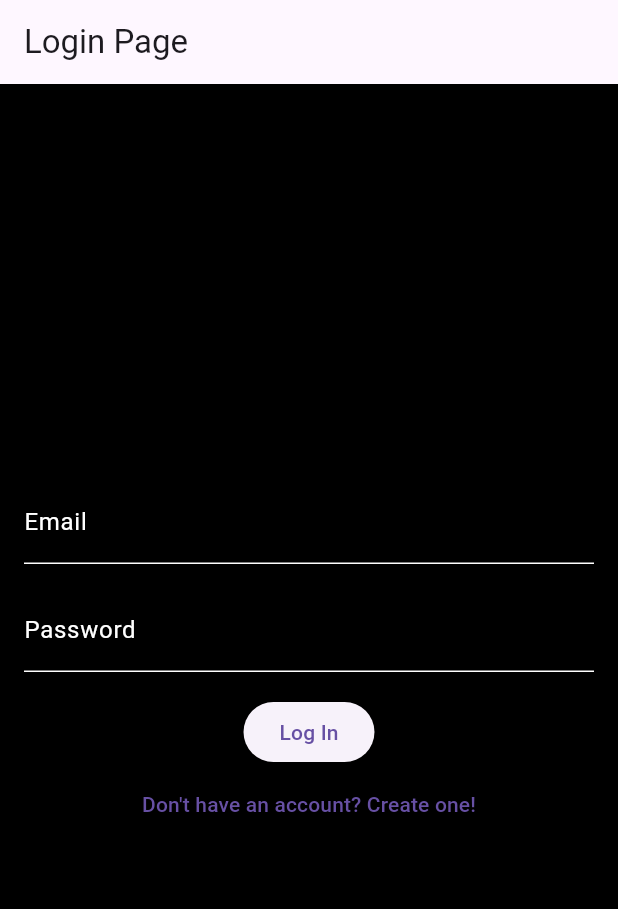
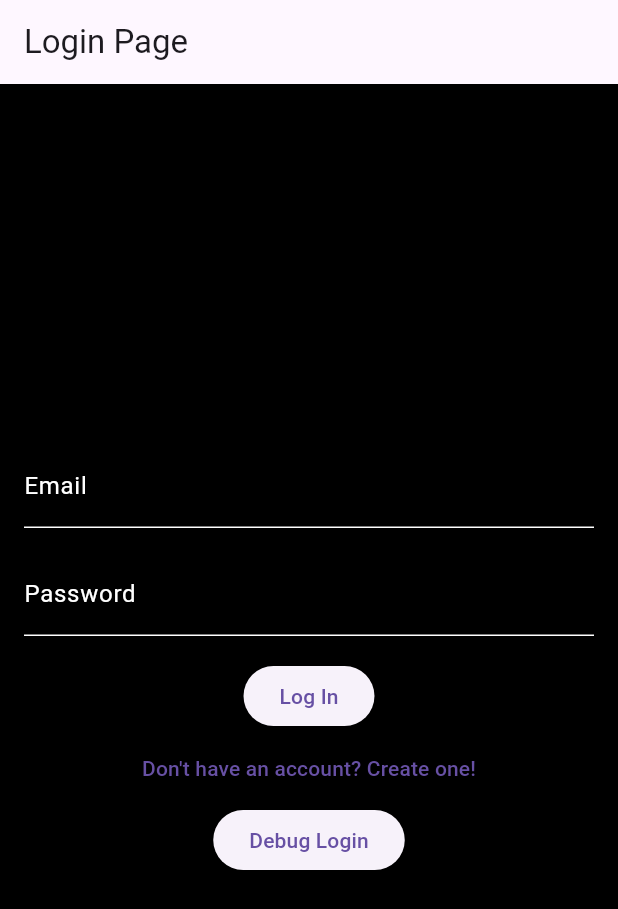
Before and after one commit to NoahTheLee/CSC322_StreakerApp_Final, a Flutter app: the screen it shows after launch, on a phone screen of 412 x 824 dp. Shown: the top 909 px of the screen. Run offline on Flutter 3.47's test engine with Material 3 defaults, Android fonts, the phone set to English and light mode, and no system bars.

Commit message:
Force login button and debug_file.dart added

```diff
--- /dev/null
+++ b/lib/Testing/debug_file.dart
@@ -0,0 +1,8 @@
+import 'package:flutter/material.dart';
+
+Widget debugLogin(void Function() forceLogin) {
+  return ElevatedButton(
+    onPressed: forceLogin,
+    child: const Text('Debug Login'),
+  );
+}
--- a/lib/screens/login pages/login_page.dart
+++ b/lib/screens/login pages/login_page.dart
@@ -60,6 +60,13 @@ class LoginPageState extends State<LoginPage> {
     password = _passwordController.text;
     checkPassword = _passwordMatchingController.text;
     username = _usernameController.text;
+  }
+
+  void forceLogin() {
+    print('Forcing login...'); //TODO: remove this
+    email = "test@domain.gov";
+    password = "Testing123";
+    widget.doLogin();
   }
 
   Future<bool> checkLogin(String email, String password) async {
@@ -242,6 +249,7 @@ class LoginPageState extends State<LoginPage> {
                 _passwordController,
                 signUserIn,
                 _switchSigning,
+                forceLogin,
               )
             : signUp(
                 menuStyle,
--- a/lib/screens/login pages/sign_in.dart
+++ b/lib/screens/login pages/sign_in.dart
@@ -1,3 +1,4 @@
+import 'package:csc322_streaker_final/Testing/debug_file.dart';
 import 'package:flutter/material.dart';
 
 Widget signIn(
@@ -5,7 +6,8 @@ Widget signIn(
     TextEditingController emailController,
     TextEditingController passwordController,
     void Function() checkLogin,
-    void Function() switchToSignUp) {
+    void Function() switchToSignUp,
+    void Function() forceLogin) {
   return Column(
     mainAxisAlignment: MainAxisAlignment.center,
     children: [
@@ -48,6 +50,7 @@ Widget signIn(
         onPressed: switchToSignUp,
         child: const Text('Don\'t have an account? Create one!'),
       ),
+      debugLogin(forceLogin),
     ],
   );
 }
```
